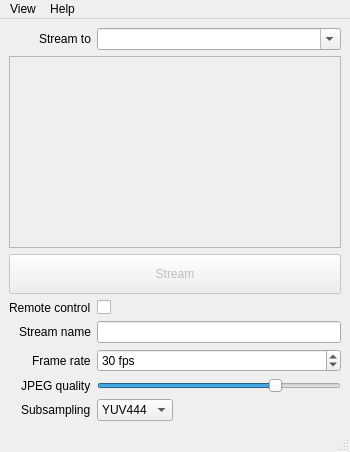
First picture: the form in apps/DesktopStreamer/MainWindow.ui, repository BlueBrain/Deflect, before the edit.
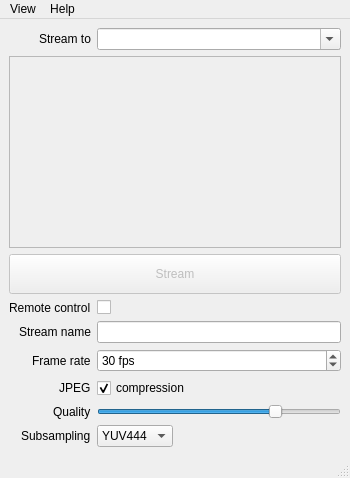
Second picture: the form after the edit.

Commit message: DesktopStreamer: added compression on/off option

What changed in the file:
```diff
--- a/apps/DesktopStreamer/MainWindow.ui
+++ b/apps/DesktopStreamer/MainWindow.ui
@@ -234,14 +234,57 @@
         </property>
        </widget>
       </item>
-      <item row="6" column="0">
+      <item row="8" column="0">
        <widget class="QLabel" name="_qualityLabel">
         <property name="text">
-         <string>JPEG quality</string>
+         <string>Quality</string>
         </property>
        </widget>
       </item>
-      <item row="6" column="1">
+      <item row="9" column="0">
+       <widget class="QLabel" name="_subsamplingLabel">
+        <property name="text">
+         <string>Subsampling</string>
+        </property>
+       </widget>
+      </item>
+      <item row="9" column="1">
+       <widget class="QComboBox" name="_subsamplingComboBox">
+        <item>
+         <property name="text">
+          <string>YUV444</string>
+         </property>
+        </item>
+        <item>
+         <property name="text">
+          <string>YUV422</string>
+         </property>
+        </item>
+        <item>
+         <property name="text">
+          <string>YUV420</string>
+         </property>
+        </item>
+       </widget>
+      </item>
+      <item row="7" column="1">
+       <widget class="QCheckBox" name="_compressionCheckBox">
+        <property name="text">
+         <string>compression</string>
+        </property>
+        <property name="checked">
+         <bool>true</bool>
+        </property>
+       </widget>
+      </item>
+      <item row="7" column="0">
+       <widget class="QLabel" name="_compressionLabel">
+        <property name="text">
+         <string>JPEG</string>
+        </property>
+       </widget>
+      </item>
+      <item row="8" column="1">
        <widget class="QSlider" name="_qualitySlider">
         <property name="minimum">
          <number>1</number>
@@ -257,32 +300,6 @@
         </property>
        </widget>
       </item>
-      <item row="7" column="0">
-       <widget class="QLabel" name="_subsamplingLabel">
-        <property name="text">
-         <string>Subsampling</string>
-        </property>
-       </widget>
-      </item>
-      <item row="7" column="1">
-       <widget class="QComboBox" name="_subsamplingComboBox">
-        <item>
-         <property name="text">
-          <string>YUV444</string>
-         </property>
-        </item>
-        <item>
-         <property name="text">
-          <string>YUV422</string>
-         </property>
-        </item>
-        <item>
-         <property name="text">
-          <string>YUV420</string>
-         </property>
-        </item>
-       </widget>
-      </item>
      </layout>
     </item>
    </layout>
```
The commit also changes 4 other files.
